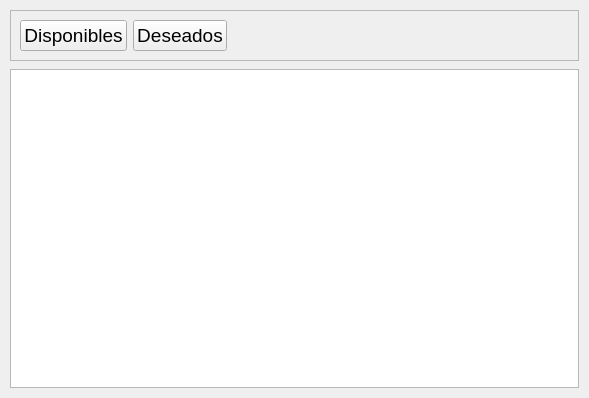
Old version of the form application-desktop/availableapplicationswidget.ui in the repository Saul-Ortega/AeApplicationManager.
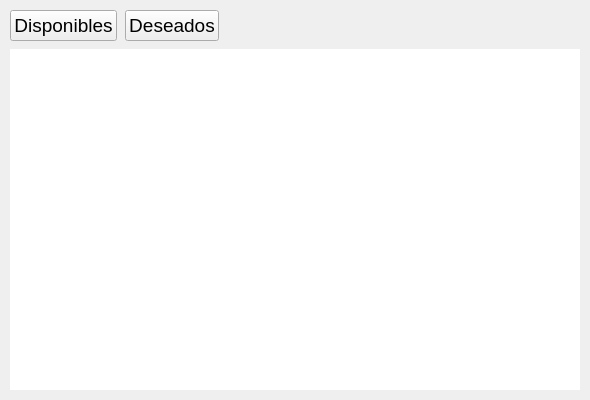
New version of the form.

Commit message: fix: ui semejantes en AvailableApplicationWidget y InstalledApplicationWidget

The edit to the form file:
```diff
--- a/application-desktop/availableapplicationswidget.ui
+++ b/application-desktop/availableapplicationswidget.ui
@@ -6,8 +6,8 @@
    <rect>
     <x>0</x>
     <y>0</y>
-    <width>589</width>
-    <height>398</height>
+    <width>590</width>
+    <height>400</height>
    </rect>
   </property>
   <property name="sizePolicy">
@@ -24,7 +24,7 @@
   </property>
   <property name="font">
    <font>
-    <pointsize>7</pointsize>
+    <pointsize>9</pointsize>
    </font>
   </property>
   <property name="windowTitle">
@@ -47,14 +47,19 @@
     <number>10</number>
    </property>
    <item>
-    <widget class="QFrame" name="frame">
-     <property name="frameShape">
-      <enum>QFrame::Shape::StyledPanel</enum>
+    <layout class="QHBoxLayout" name="frame">
+     <property name="leftMargin">
+      <number>0</number>
      </property>
-     <property name="frameShadow">
-      <enum>QFrame::Shadow::Raised</enum>
+     <property name="topMargin">
+      <number>0</number>
      </property>
-     <layout class="QHBoxLayout" name="horizontalLayout_2">
+     <property name="rightMargin">
+      <number>0</number>
+     </property>
+     <property name="bottomMargin">
+      <number>0</number>
+     </property>
       <item>
        <widget class="QPushButton" name="btn_Disponibles">
         <property name="font">
@@ -105,10 +110,13 @@
        </spacer>
       </item>
      </layout>
-    </widget>
    </item>
    <item>
-    <widget class="QListView" name="listViewAvailable"/>
+    <widget class="QListView" name="listViewAvailable">
+     <property name="styleSheet">
+      <string notr="true">background-color: #FFFFFF; border: none;</string>
+     </property>
+    </widget>
    </item>
   </layout>
  </widget>
```
Lines whose indentation alone changed are shown as unchanged. The commit also changes 4 other files.
